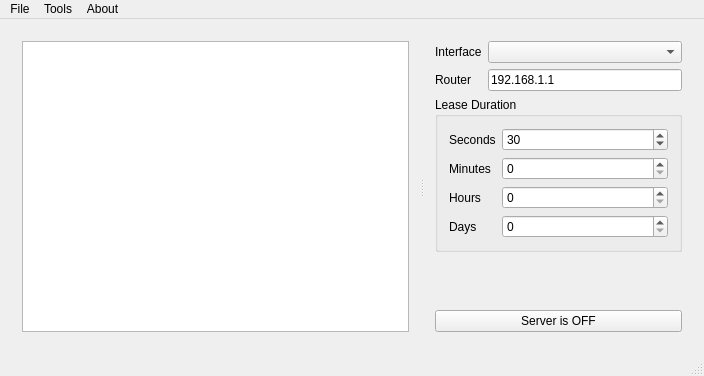
Before: the Qt Designer form window_main.ui in justinmcbride/qt_dhcp_server, drawn with Qt 5.
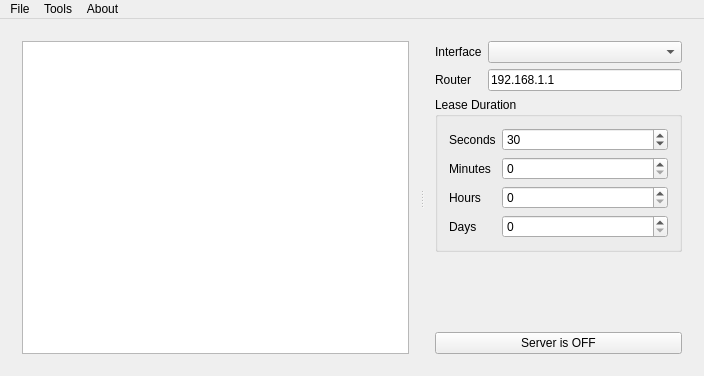
After: the same form once the commit is applied. Custom widgets are drawn as their Qt base class.

Commit message: start working on table log

The edit to the form file:
```diff
--- a/window_main.ui
+++ b/window_main.ui
@@ -29,11 +29,7 @@
          <widget class="FormAssignments" name="assignments" native="true"/>
         </item>
         <item>
-         <widget class="QTextEdit" name="te_log">
-          <property name="readOnly">
-           <bool>true</bool>
-          </property>
-         </widget>
+         <widget class="QTableView" name="table_log"/>
         </item>
        </layout>
       </widget>
@@ -160,7 +156,6 @@
     </item>
    </layout>
   </widget>
-  <widget class="QStatusBar" name="statusBar"/>
   <widget class="QMenuBar" name="menuBar">
    <property name="geometry">
     <rect>
```
Left out of the diff: 6 changed lines with no effect on the pictures. The commit also changes 14 other files.
